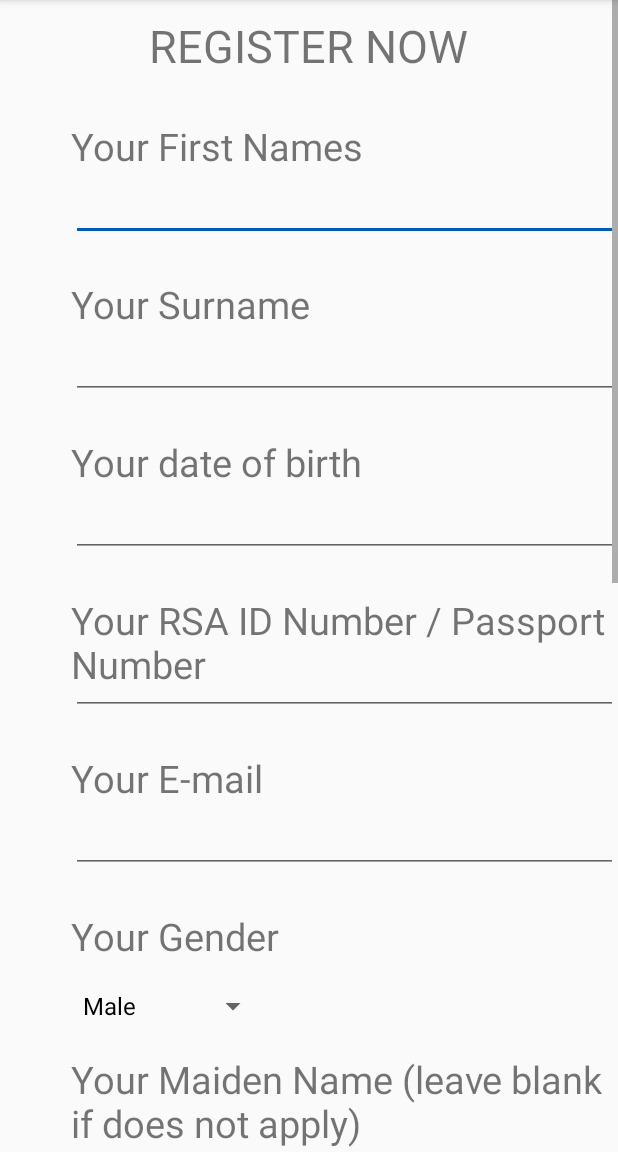
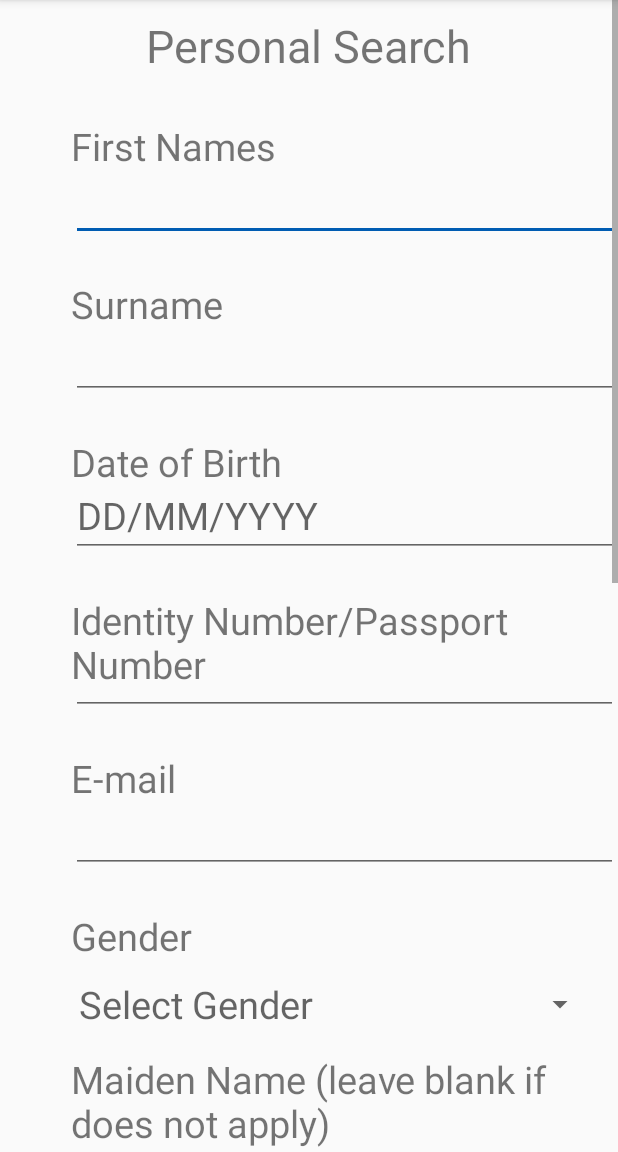
Before and after one commit to sandileshezi/BenX, an Android app: the RegisterActivity screen opened directly, with no data from a screen before it, on a phone screen of 412 x 824 dp, the part 84-1236 px from its top. Run offline under Robolectric (Android 15) with nearby library versions, the phone set to English and light mode, and no system bars; 1 statement that could not run was skipped.

Commit message:
updated buttons, added new image, changed datepicker format,

```diff
--- a/app/build.gradle
+++ b/app/build.gradle
@@ -7,7 +7,7 @@ android {
         applicationId "datafactory.co.za.benx"
         minSdkVersion 15
         targetSdkVersion 25
-        versionCode 2
+        versionCode 3
         versionName "1.0"
         testInstrumentationRunner "android.support.test.runner.AndroidJUnitRunner"
     }
--- a/app/src/main/java/datafactory/co/za/benx/RegisterActivity.java
+++ b/app/src/main/java/datafactory/co/za/benx/RegisterActivity.java
@@ -4,17 +4,24 @@ import android.app.DatePickerDialog;
 import android.app.Dialog;
 import android.app.DialogFragment;
 import android.content.Context;
+import android.graphics.Paint;
 import android.os.Bundle;
 import android.support.v7.app.AppCompatActivity;
 import android.view.View;
+import android.view.ViewGroup;
 import android.view.inputmethod.InputMethodManager;
+import android.widget.AdapterView;
 import android.widget.ArrayAdapter;
 import android.widget.DatePicker;
 import android.widget.EditText;
+import android.widget.RelativeLayout;
 import android.widget.Spinner;
+import android.widget.TextView;
 
 import java.text.DateFormat;
+import java.text.SimpleDateFormat;
 import java.util.Calendar;
+import java.util.Date;
 import java.util.GregorianCalendar;
 import java.lang.Object;
 import static java.text.DateFormat.*;
@@ -25,7 +32,8 @@ import static java.text.DateFormat.*;
 
 public class RegisterActivity extends AppCompatActivity implements DatePickerDialog.OnDateSetListener {
     private Spinner spinner;
-    private static final String[] items = {"Male", "Female"};
+    private static final String[] items = {"", "Male", "Female"};
+    private EditText edtMaiden;
 
     protected void onCreate(Bundle savedInstanceState) {
         super.onCreate(savedInstanceState);
@@ -34,11 +42,33 @@ public class RegisterActivity extends AppCompatActivity implements DatePickerDia
         getSupportActionBar().setDisplayHomeAsUpEnabled(true);
 
         spinner = (Spinner) findViewById(R.id.sp_gender);
-        ArrayAdapter<String> adapter = new ArrayAdapter<String>(RegisterActivity.this, android.R.layout.simple_spinner_dropdown_item, items);
+        ArrayAdapter<String> adapter = new ArrayAdapter<String>(RegisterActivity.this, R.layout.spinner_item, items);
 
-        adapter.setDropDownViewResource(android.R.layout.simple_spinner_dropdown_item);
+        adapter.setDropDownViewResource(R.layout.spinner_item);
         spinner.setAdapter(adapter);
         //spinner.setOnItemSelectedListener(RegisterActivity.this);
+
+        edtMaiden = (EditText)findViewById(R.id.txt_maiden_name);
+
+        spinner.setOnItemSelectedListener(new AdapterView.OnItemSelectedListener() {
+            @Override
+            public void onItemSelected(AdapterView<?> parent, View view, int position, long id) {
+                String selectedItem = parent.getItemAtPosition(position).toString();
+
+                if(selectedItem == "Male"){
+                    edtMaiden.setEnabled(false);
+                }
+                else{
+                    edtMaiden.setEnabled(true);
+                }
+            }
+
+            @Override
+            public void onNothingSelected(AdapterView<?> parent) {
+
+            }
+        });
+
     }
 
     public void datePicker(View view){
@@ -54,8 +84,7 @@ public class RegisterActivity extends AppCompatActivity implements DatePickerDia
     }
 
     private void setDate(final Calendar calendar){
-        //final DateFormat dateFormat = new getDateInstance().format(MEDIUM);
-        final DateFormat dateFormat = DateFormat.getDateInstance(MEDIUM);
+        SimpleDateFormat dateFormat = new SimpleDateFormat("dd/MM/yyyy");
         ((EditText) findViewById(R.id.cmb_dob)).setText(dateFormat.format(calendar.getTime()));
     }
 
--- a/app/src/main/java/datafactory/co/za/benx/SplashScreenActivity.java
+++ b/app/src/main/java/datafactory/co/za/benx/SplashScreenActivity.java
@@ -16,6 +16,7 @@ public class SplashScreenActivity extends AppCompatActivity {
     protected void onCreate(Bundle savedInstanceState) {
         super.onCreate(savedInstanceState);
         setContentView(R.layout.activity_splashscreen);
+        getSupportActionBar().hide();
 
         Thread thread = new Thread(){
             @Override
--- a/app/src/main/res/drawable/button_bg_rounded_corners.xml
+++ b/app/src/main/res/drawable/button_bg_rounded_corners.xml
@@ -2,9 +2,14 @@
 <selector xmlns:android="http://schemas.android.com/apk/res/android">
     <item>
         <shape android:shape="rectangle">
-            <solid android:color="@color/colorPrimary"/>
+            <solid android:color="#3366cc"/>
             <stroke android:color="#00008B"/>
             <corners android:radius="210dp"/>
+            <gradient
+                android:startColor="#3366cc"
+                android:centerColor="#002266"
+                android:endColor="@color/colorPrimary"
+                android:angle="270"/>
         </shape>
     </item>
 </selector>
--- a/app/src/main/res/layout/activity_register.xml
+++ b/app/src/main/res/layout/activity_register.xml
@@ -4,6 +4,7 @@
     android:layout_height="match_parent">
 
     <RelativeLayout
+        android:id="@id/parent"
         android:layout_width="match_parent"
         android:layout_height="match_parent">
 
@@ -68,7 +69,7 @@
             android:layout_alignTop="@+id/txt_last_name"
             android:layout_marginTop="@dimen/text_view_margin_top"
             android:text="@string/date_of_birth"
-            android:textSize="@dimen/text_view_size"/>
+            android:textSize="@dimen/text_view_size" />
 
         <EditText
             android:id="@id/cmb_dob"
@@ -81,7 +82,8 @@
             android:clickable="true"
             android:inputType="date"
             android:textSize="@dimen/edit_text_size"
-            android:onClick="datePicker"/>
+            android:onClick="datePicker"
+            android:hint="@string/date_format"/>
 
         <TextView
             android:id="@id/lbl_id_number"
@@ -140,7 +142,7 @@
 
         <Spinner
             android:id="@id/sp_gender"
-            android:layout_width="132dp"
+            android:layout_width="350dp"
             android:layout_height="wrap_content"
             android:layout_marginLeft="@dimen/layout_margin_left_start"
             android:layout_marginStart="@dimen/layout_margin_left_start"
@@ -169,7 +171,7 @@
             android:layout_alignTop="@+id/lbl_maiden_name"
             android:layout_marginTop="@dimen/edit_view_margin_top"
             android:textSize="@dimen/edit_text_size"
-            android:inputType="text"/>
+            android:inputType="text" />
 
         <TextView
             android:id="@id/lbl_ensure_number_provided"
@@ -310,6 +312,7 @@
             android:shadowDx="1"
             android:shadowDy="1"
             android:shadowRadius="3"
+            android:textAllCaps="false"
             android:gravity="center"/>
 
     </RelativeLayout>
--- a/app/src/main/res/layout/activity_splashscreen.xml
+++ b/app/src/main/res/layout/activity_splashscreen.xml
@@ -6,8 +6,10 @@
     android:padding="@dimen/default_40dp">
 
     <ImageView
-        android:layout_width="wrap_content"
-        android:layout_height="wrap_content"
+        android:layout_width="@dimen/default_465dp"
+        android:layout_height="@dimen/default_458dp"
+        android:layout_centerHorizontal="true"
+        android:layout_centerVertical="true"
         android:src="@drawable/benx_logo"/>
 
 </RelativeLayout>
--- /dev/null
+++ b/app/src/main/res/layout/spinner_item.xml
@@ -0,0 +1,9 @@
+<?xml version="1.0" encoding="utf-8"?>
+<TextView xmlns:android="http://schemas.android.com/apk/res/android"
+    android:layout_width="match_parent"
+    android:layout_height="wrap_content"
+    android:textSize="25dp"
+    android:padding="5dp"
+    android:textColor="#000"
+    android:hint="@string/select_gender"
+    />
--- a/app/src/main/res/values/ids.xml
+++ b/app/src/main/res/values/ids.xml
@@ -43,4 +43,5 @@
     <item type="id" name="lbl_where_about_us"/>
     <item type="id" name="txt_where_about_us"/>
     <item type="id" name="btn_submit"/>
+    <item type="id" name="parent"/>
 </resources>
--- a/app/src/main/res/values/strings.xml
+++ b/app/src/main/res/values/strings.xml
@@ -19,19 +19,21 @@
     <string name="history_id_number">Identity Number</string>
     <string name="menu">Menu</string>
     <string name="search_type">Search Type</string>
-    <string name="register_now">REGISTER NOW</string>
-    <string name="first_name">Your First Names</string>
-    <string name="last_name">Your Surname</string>
-    <string name="date_of_birth">Your date of birth</string>
-    <string name="id_number">Your RSA ID Number / Passport Number</string>
-    <string name="your_email">Your E-mail</string>
-    <string name="your_gender">Your Gender</string>
-    <string name="your_maiden_name">Your Maiden Name (leave blank if does not apply)</string>
-    <string name="your_home_number">Your home phone number</string>
-    <string name="your_work_number">Your work phone number</string>
-    <string name="your_cell_number">Your cell / mobile number</string>
-    <string name="your_country">Your country of residence</string>
+    <string name="register_now">Personal Search</string>
+    <string name="first_name">First Names</string>
+    <string name="last_name">Surname</string>
+    <string name="date_of_birth">Date of Birth</string>
+    <string name="id_number">Identity Number/Passport Number</string>
+    <string name="your_email">E-mail</string>
+    <string name="your_gender">Gender</string>
+    <string name="your_maiden_name">Maiden Name (leave blank if does not apply)</string>
+    <string name="your_home_number">Home phone number</string>
+    <string name="your_work_number">Work phone number</string>
+    <string name="your_cell_number">Cell / mobile number</string>
+    <string name="your_country">Country of residence</string>
     <string name="about_us">Where did you hear about us?</string>
     <string name="submit">Submit</string>
+    <string name="select_gender">Select Gender</string>
+    <string name="date_format">DD/MM/YYYY</string>
     <string name="ensure_number_provided">Please ensure at least one contact number is provided.</string>
 </resources>
```
Also changed, not shown: app/src/main/res/layout/activity_history.xml (+16 -5 lines), app/src/main/res/layout/activity_main.xml (+54 -32 lines), app/src/main/res/layout/activity_reports.xml (+17 -5 lines), app/src/main/res/layout/activity_search.xml (+15 -5 lines), app/src/main/res/values/dimens.xml (+6 -1 lines), app/src/main/res/drawable/unclaimed_logo.jpg (added).
